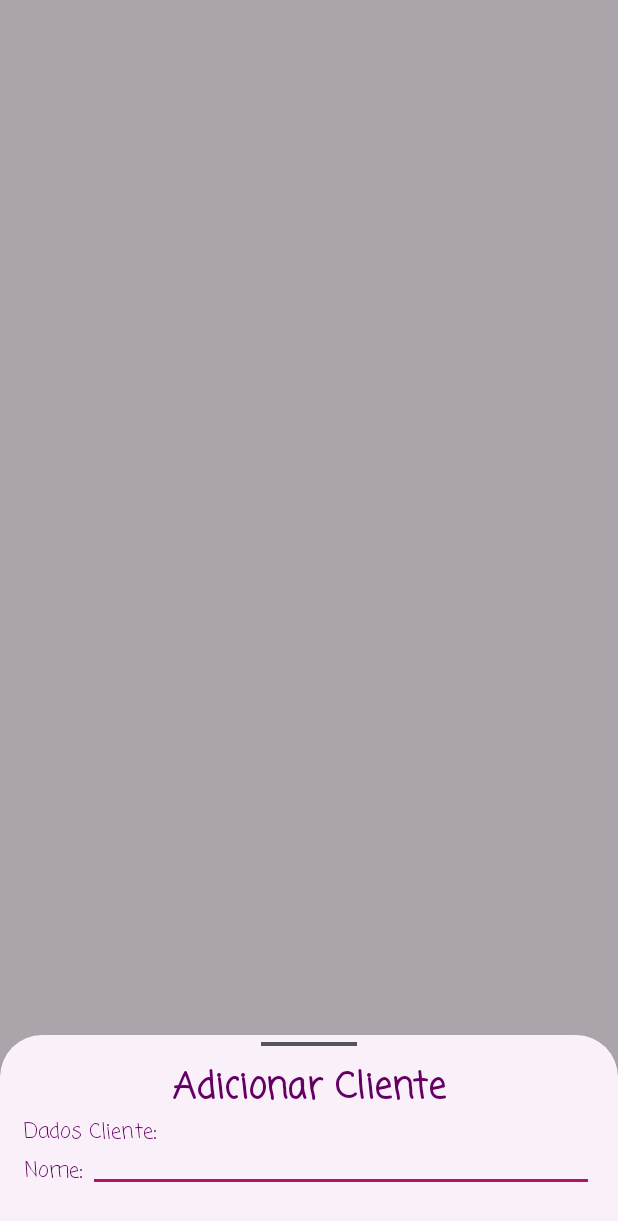
After one commit to AndrewMarques2018/AppLiviaVercosaEstetica, an Android app: the fragment FragmentClientesBottomSheetAdd shown on its own in the app's theme, on a phone screen of 412 x 824 dp. The commit adds this screen. Shown: the top 1221 px of the screen. Run offline under Robolectric (Android 15) with nearby library versions, the phone set to English and light mode, and no system bars.

Commit message:
Clientes Bottom Sheet

```diff
--- /dev/null
+++ b/app/src/main/java/com/andrewmarques/android/appliviavercosaestetica/activity/fragments/FragmentClientesBottomSheetAdd.java
@@ -0,0 +1,24 @@
+package com.andrewmarques.android.appliviavercosaestetica.activity.fragments;
+
+import android.os.Bundle;
+
+import android.view.LayoutInflater;
+import android.view.View;
+import android.view.ViewGroup;
+
+import com.andrewmarques.android.appliviavercosaestetica.R;
+import com.google.android.material.bottomsheet.BottomSheetDialogFragment;
+
+public class FragmentClientesBottomSheetAdd extends BottomSheetDialogFragment {
+
+    public FragmentClientesBottomSheetAdd() {
+        // Required empty public constructor
+    }
+
+    @Override
+    public View onCreateView(LayoutInflater inflater, ViewGroup container,
+                             Bundle savedInstanceState) {
+        View fragmentView = inflater.inflate(R.layout.fragment_bottom_sheet_add_clientes, container, false);
+        return fragmentView;
+    }
+}
--- /dev/null
+++ b/app/src/main/res/drawable/background_button_sheet.xml
@@ -0,0 +1,14 @@
+<?xml version="1.0" encoding="utf-8"?>
+<shape xmlns:android="http://schemas.android.com/apk/res/android"
+    android:shape="rectangle">
+
+    <solid
+        android:color="@color/md_theme_light_background"
+        />
+
+    <corners
+        android:topRightRadius="32dp"
+        android:topLeftRadius="32dp"
+        />
+
+</shape>
--- a/app/src/main/res/drawable/side_nav_bar.xml
+++ b/app/src/main/res/drawable/side_nav_bar.xml
@@ -1,9 +1,11 @@
 <shape xmlns:android="http://schemas.android.com/apk/res/android"
     android:shape="rectangle">
+
     <gradient
         android:angle="135"
         android:centerColor="@color/seed"
         android:endColor="@color/md_theme_light_primary"
         android:startColor="@color/md_theme_light_primary"
         android:type="linear" />
+
 </shape>
--- a/app/src/main/res/layout/content_drawer.xml
+++ b/app/src/main/res/layout/content_drawer.xml
@@ -7,8 +7,8 @@
     app:layout_behavior="@string/appbar_scrolling_view_behavior"
     tools:showIn="@layout/bar_drawer">
 
-    <fragment
-        android:id="@+id/nav_host_fragment_content_menu_principal"
+    <androidx.fragment.app.FragmentContainerView
+        android:id="@+id/nav_host_fragment"
         android:name="androidx.navigation.fragment.NavHostFragment"
         android:layout_width="match_parent"
         android:layout_height="match_parent"
--- /dev/null
+++ b/app/src/main/res/layout/fragment_bottom_sheet_add_clientes.xml
@@ -0,0 +1,85 @@
+<?xml version="1.0" encoding="utf-8"?>
+<FrameLayout xmlns:android="http://schemas.android.com/apk/res/android"
+    xmlns:app="http://schemas.android.com/apk/res-auto"
+    xmlns:tools="http://schemas.android.com/tools"
+    android:layout_width="match_parent"
+    android:layout_height="match_parent"
+    android:background="@android:color/transparent"
+    tools:context=".activity.fragments.FragmentClientesBottomSheetAdd">
+
+    <androidx.constraintlayout.widget.ConstraintLayout
+        android:layout_width="match_parent"
+        android:layout_height="match_parent"
+        android:background="@drawable/background_button_sheet">
+
+        <TextView
+            android:id="@+id/textView9"
+            android:layout_width="wrap_content"
+            android:layout_height="wrap_content"
+            android:layout_marginTop="8dp"
+            android:text="Adicionar Cliente"
+            android:textSize="24sp"
+            android:textStyle="bold"
+            app:layout_constraintEnd_toEndOf="parent"
+            app:layout_constraintStart_toStartOf="parent"
+            app:layout_constraintTop_toBottomOf="@+id/button4" />
+
+        <Button
+            android:id="@+id/button4"
+            android:layout_width="wrap_content"
+            android:layout_height="5dp"
+            android:layout_marginTop="3dp"
+            android:backgroundTint="#555555"
+            app:layout_constraintEnd_toEndOf="parent"
+            app:layout_constraintStart_toStartOf="parent"
+            app:layout_constraintTop_toTopOf="parent" />
+
+        <androidx.constraintlayout.widget.ConstraintLayout
+            android:layout_width="match_parent"
+            android:layout_height="wrap_content"
+            android:layout_marginStart="16dp"
+            android:layout_marginEnd="16dp"
+            app:layout_constraintEnd_toEndOf="parent"
+            app:layout_constraintStart_toStartOf="parent"
+            app:layout_constraintTop_toBottomOf="@+id/textView9">
+
+            <TextView
+                android:id="@+id/textView14"
+                android:layout_width="wrap_content"
+                android:layout_height="wrap_content"
+                android:text="Dados Cliente:"
+                app:layout_constraintStart_toStartOf="parent"
+                app:layout_constraintTop_toTopOf="parent" />
+
+            <TextView
+                android:id="@+id/textView15"
+                android:layout_width="wrap_content"
+                android:layout_height="wrap_content"
+                android:layout_marginTop="4dp"
+                android:layout_marginBottom="32dp"
+                android:text="Nome:"
+                app:layout_constraintBottom_toBottomOf="parent"
+                app:layout_constraintStart_toStartOf="parent"
+                app:layout_constraintTop_toBottomOf="@+id/textView14" />
+
+            <EditText
+                android:id="@+id/editTextTextPersonName2"
+                style="@style/ThemeOverlay.Material3.TextInputEditText.OutlinedBox.Dense"
+                android:layout_width="0dp"
+                android:layout_height="wrap_content"
+                android:layout_marginStart="4dp"
+                android:includeFontPadding="false"
+                android:inputType="text"
+                android:padding="0dp"
+                android:textAlignment="textStart"
+                app:layout_constraintBottom_toBottomOf="@+id/textView15"
+                app:layout_constraintEnd_toEndOf="parent"
+                app:layout_constraintStart_toEndOf="@+id/textView15"
+                app:layout_constraintTop_toTopOf="@+id/textView15" />
+
+        </androidx.constraintlayout.widget.ConstraintLayout>
+
+
+    </androidx.constraintlayout.widget.ConstraintLayout>
+
+</FrameLayout>
--- a/app/src/main/res/layout/fragment_clientes.xml
+++ b/app/src/main/res/layout/fragment_clientes.xml
@@ -40,7 +40,7 @@
             app:layout_constraintTop_toTopOf="parent" />
 
         <com.google.android.material.floatingactionbutton.FloatingActionButton
-            android:id="@+id/floatingActionButton2"
+            android:id="@+id/fab_add_cliente"
             style="@style/Widget.Material3.ExtendedFloatingActionButton.Icon.Primary"
             android:layout_width="wrap_content"
             android:layout_height="wrap_content"
--- a/app/src/main/res/values/strings.xml
+++ b/app/src/main/res/values/strings.xml
@@ -17,4 +17,6 @@
         <item>Data</item>
         <item>Agenda</item>
     </string-array>
+    <!-- TODO: Remove or change this placeholder text -->
+    <string name="hello_blank_fragment">Hello blank fragment</string>
 </resources>
```
Also changed, not shown: app/src/main/java/com/andrewmarques/android/appliviavercosaestetica/activity/Drawer.java (+7 -12 lines), app/src/main/java/com/andrewmarques/android/appliviavercosaestetica/activity/fragments/FragmentClientes.java (+11 -11 lines), app/src/main/res/drawable/roundedbutton.xml (+10 -3 lines), app/src/main/res/navigation/navigation_drawer.xml (+10 -1 lines).
